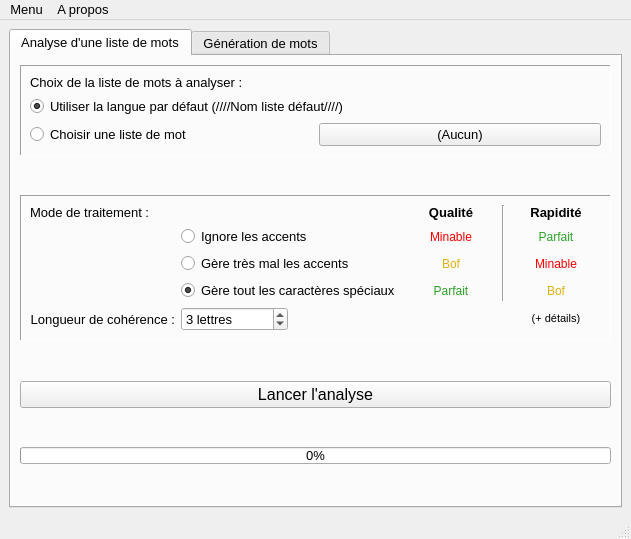
Sayanel01/GeMot, file fenetreprincipale.ui: the form before one commit.
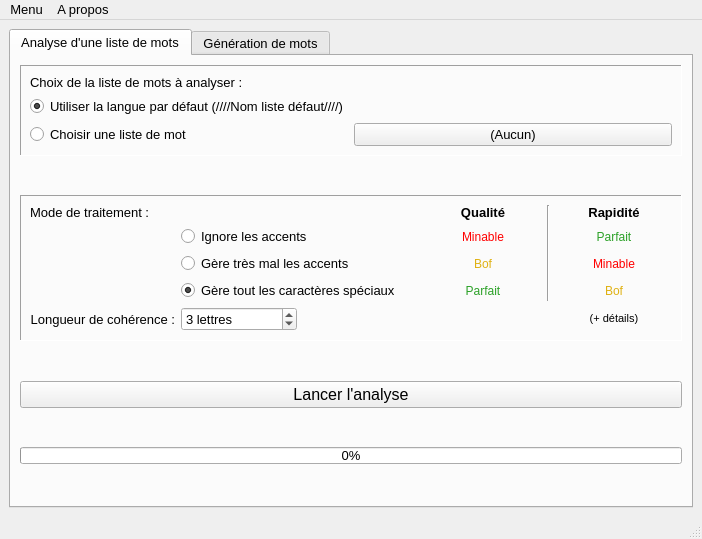
The form after the commit. The open tabs and pages were chosen to show the change.

Diff of the .ui file:
```diff
--- a/fenetreprincipale.ui
+++ b/fenetreprincipale.ui
@@ -6,7 +6,7 @@
    <rect>
     <x>0</x>
     <y>0</y>
-    <width>631</width>
+    <width>702</width>
     <height>539</height>
    </rect>
   </property>
@@ -612,8 +612,8 @@
     <rect>
      <x>0</x>
      <y>0</y>
-     <width>631</width>
-     <height>28</height>
+     <width>702</width>
+     <height>23</height>
     </rect>
    </property>
    <widget class="QMenu" name="menuMenu">
```
Left out of the diff: 2 changed lines with no effect on the pictures.
